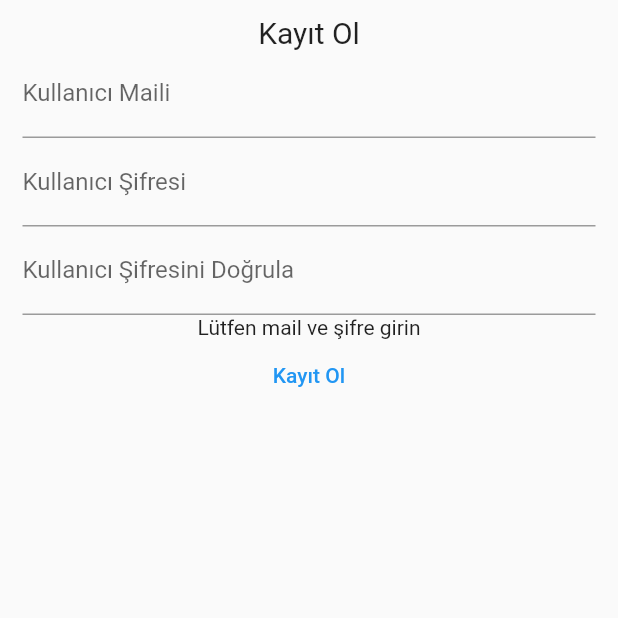
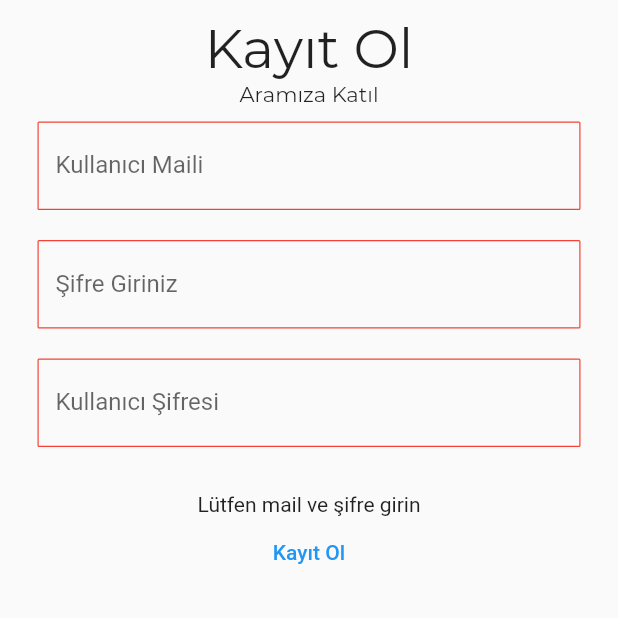
Before and after one commit to behemehal/GEE, a Flutter app: the screen it shows after launch, on a phone screen of 412 x 824 dp, the top half of it. Run offline on Flutter 3.47's test engine with Material 2 defaults, Android fonts, the phone set to English and light mode, and no system bars; our stand-ins replace shared_preferences.

Commit message:
register update

```diff
--- a/lib/pages/register.dart
+++ b/lib/pages/register.dart
@@ -26,33 +26,72 @@ class RegisterPageState extends State<RegisterPage> {
             children: [
               Text(
                 "Kayıt Ol",
-                style: TextStyle(fontSize: 20),
+                style: TextStyle(fontSize: 36, fontFamily: "Montserrat"),
               ),
-              TextField(
-                //Kullanıcı mail girişi
+
+              Text(
+                "Aramıza Katıl",
+                style: TextStyle(fontSize: 14, fontFamily: "Montserrat"),
+              ),
+              Container(
+                margin: EdgeInsets.all(10),
+                child: TextField(
                   controller:
-                    kullaniciMailKontrolcusu, //Kullanıcının yazdığı maili kontrol etmek için bunu kullanıyoruz
-                decoration: InputDecoration(labelText: "Kullanıcı Maili"),
+                      kullaniciMailKontrolcusu, //Kullanıcının yazdığı şifreyi kontrol etmek için bunu kullanıyoruz
+                  decoration: InputDecoration(
+                      focusedBorder: OutlineInputBorder(
+                        borderSide:
+                            BorderSide(color: Colors.redAccent[700], width: 0),
                       ),
-              TextField(
-                //Kullanıcı şifre girişi
+                      enabledBorder: OutlineInputBorder(
+                        borderRadius: BorderRadius.all(Radius.circular(1.0)),
+                        borderSide: BorderSide(color: Colors.red, width: 0.8),
+                      ),
+                      labelText: "Kullanıcı Maili"),
+                ),
+              ),
+              Container(
+                margin: EdgeInsets.all(10),
+                child: TextField(
                   obscureText: true, //Yazı gizlensin mi
                   obscuringCharacter: "*", //şifreyi gizleyecek karakter *****
                   controller:
                       kullaniciSifreKontrolcusu, //Kullanıcının yazdığı şifreyi kontrol etmek için bunu kullanıyoruz
-                decoration: InputDecoration(labelText: "Kullanıcı Şifresi"),
+                  decoration: InputDecoration(
+                      focusedBorder: OutlineInputBorder(
+                        borderSide:
+                            BorderSide(color: Colors.redAccent[700], width: 0),
                       ),
-              TextField(
-                //Kullanıcı şifre girişi
+                      enabledBorder: OutlineInputBorder(
+                        borderRadius: BorderRadius.all(Radius.circular(1.0)),
+                        borderSide: BorderSide(color: Colors.red, width: 0.8),
+                      ),
+                      labelText: "Şifre Giriniz"),
+                ),
+              ),
+              Container(
+                margin: EdgeInsets.all(10),
+                child: TextField(
                   obscureText: true, //Yazı gizlensin mi
                   obscuringCharacter: "*", //şifreyi gizleyecek karakter *****
                   controller:
                       kullaniciSifreDogrulayici, //Kullanıcının yazdığı şifreyi kontrol etmek için bunu kullanıyoruz
-                decoration:
-                    InputDecoration(labelText: "Kullanıcı Şifresini Doğrula"),
+                  decoration: InputDecoration(
+                      focusedBorder: OutlineInputBorder(
+                        borderSide:
+                            BorderSide(color: Colors.redAccent[700], width: 0),
                       ),
-              Text(
-                  statusText), //Kullanıcının Mail ve ya şifre hakkında bilgi aldığı element
+                      enabledBorder: OutlineInputBorder(
+                        borderRadius: BorderRadius.all(Radius.circular(1.0)),
+                        borderSide: BorderSide(color: Colors.red, width: 0.8),
+                      ),
+                      labelText: "Kullanıcı Şifresi"),
+                ),
+              ),
+              Padding(
+                padding: EdgeInsets.only(top: 20),
+                child: Text(statusText),
+              ), //Kullanıcının Mail ve ya şifre hakkında bilgi aldığı element
               TextButton(
                 //Giriş Butonu
                 onPressed: () async {
```
Lines whose indentation alone changed are shown as unchanged.
